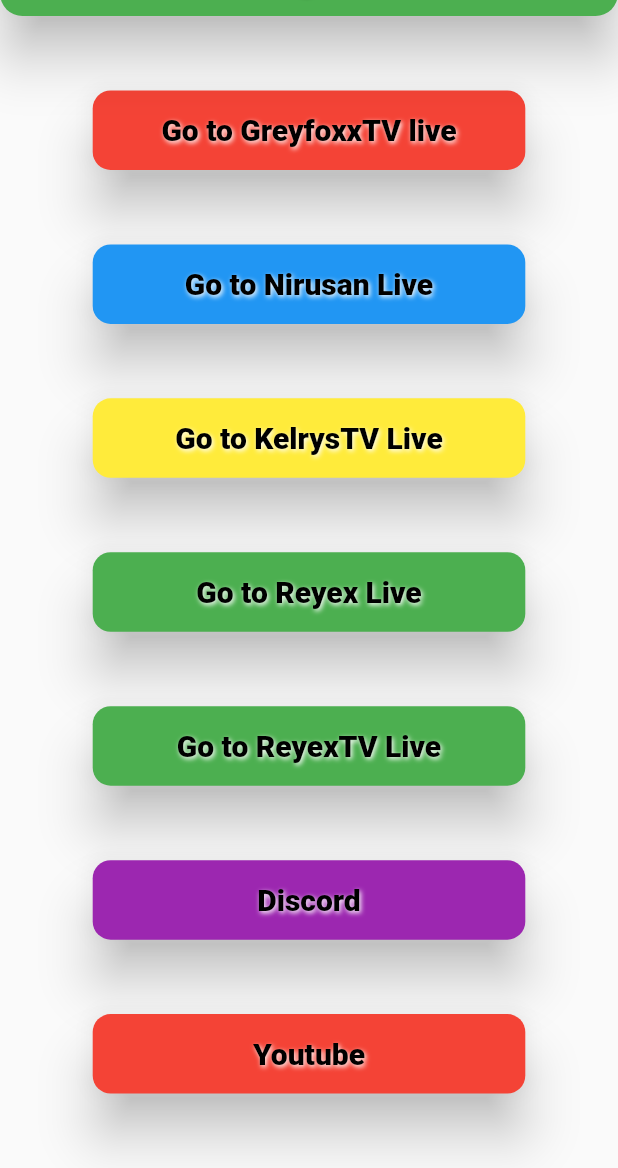
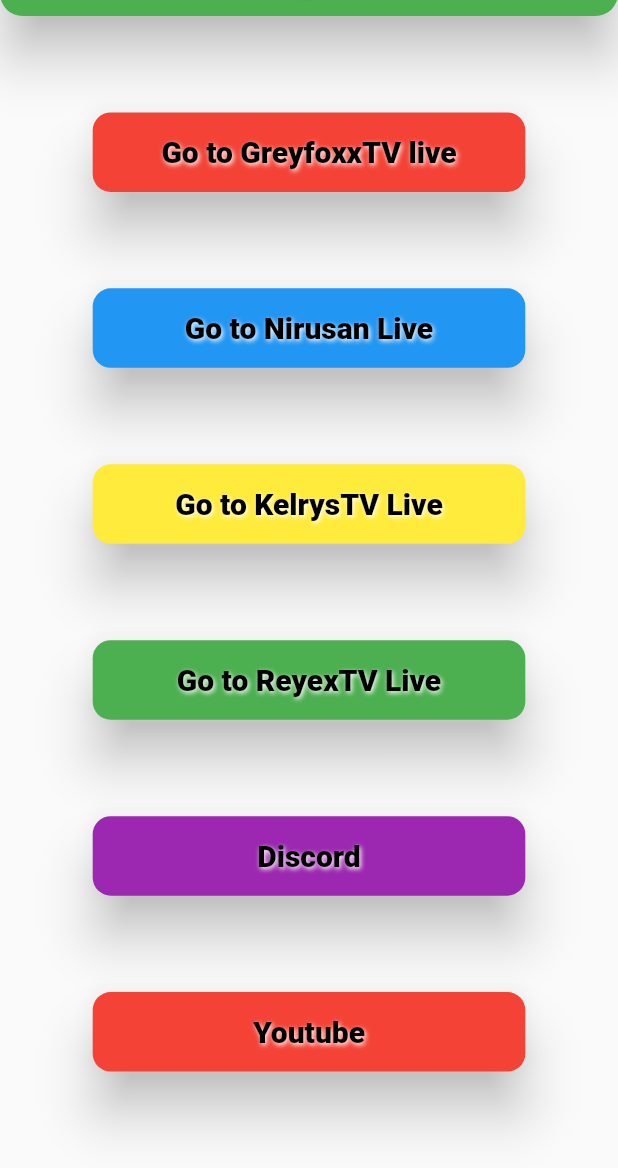
Before and after one commit to Maxvyr/AurigaApp, a Flutter app: the screen it shows after launch, on a phone screen of 412 x 824 dp, the part 68-1236 px from its top. Run offline on Flutter 3.47's test engine with Material 2 defaults, Android fonts, the phone set to English and light mode, and no system bars; our stand-ins replace google_fonts; Roboto replaces fonts that are missing (Mina).

```diff
--- a/lib/view/HomePage.dart
+++ b/lib/view/HomePage.dart
@@ -48,7 +48,6 @@ class _MyHomePageState extends State<MyHomePage> {
     const String nirusanLinkTwitch = 'https://www.twitch.tv/nirusan';
     const String greyfoxLinkTwitch = 'https://www.twitch.tv/greyfoxxtv';
     const String kelrysTVLinkTwitch = 'https://www.twitch.tv/kelrystv';
-    const String reyexLinkTwitch = 'https://www.twitch.tv/reyex';
     const String reyexTVLinkTwitch = 'https://www.twitch.tv/reyextv';
     const String discordLink = 'https://discord.gg/BaAQpWH';
     const String youtubeLink =
@@ -78,22 +77,13 @@ class _MyHomePageState extends State<MyHomePage> {
               color: blue,
             ),
 
-            // Kelrys Button
+            // KelrysTV Button
             RaisedButtonLaunch(
               function: () => setState(() {
                 _launched = _launchInWebViewWithJavaScript(kelrysTVLinkTwitch);
               }),
               txt: "Go to KelrysTV Live",
               color: yellow,
-            ),
-
-            // Reyex Button
-            RaisedButtonLaunch(
-              function: () => setState(() {
-                _launched = _launchInWebViewWithJavaScript(reyexLinkTwitch);
-              }),
-              txt: "Go to Reyex Live",
-              color: green,
             ),
 
             // ReyexTv Button
```
Also changed, not shown: 1 other file.
